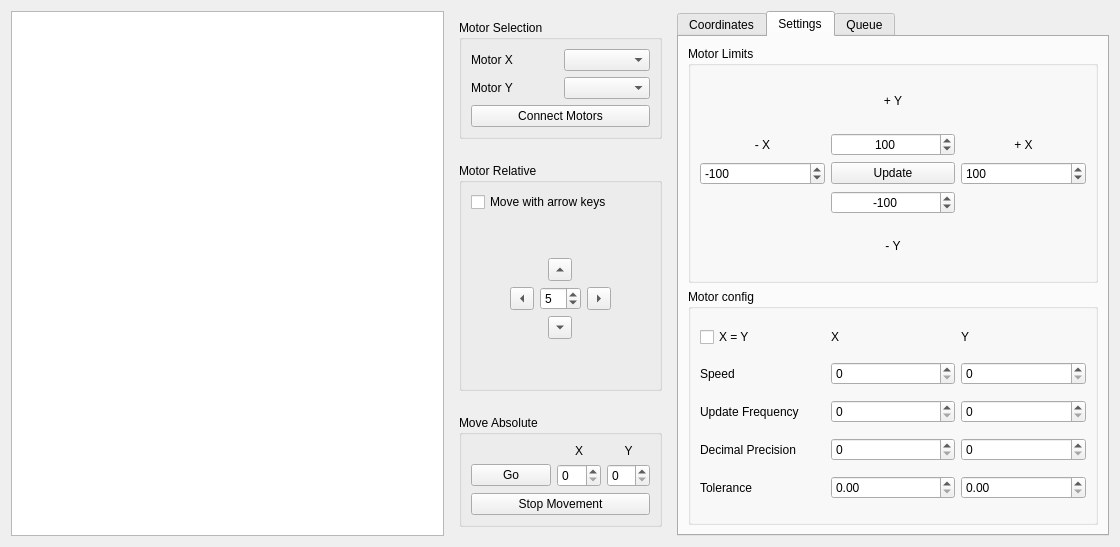
bec-project/bec_widgets, file bec_widgets/examples/motor_movement/motor_controller.ui: the form before one commit.
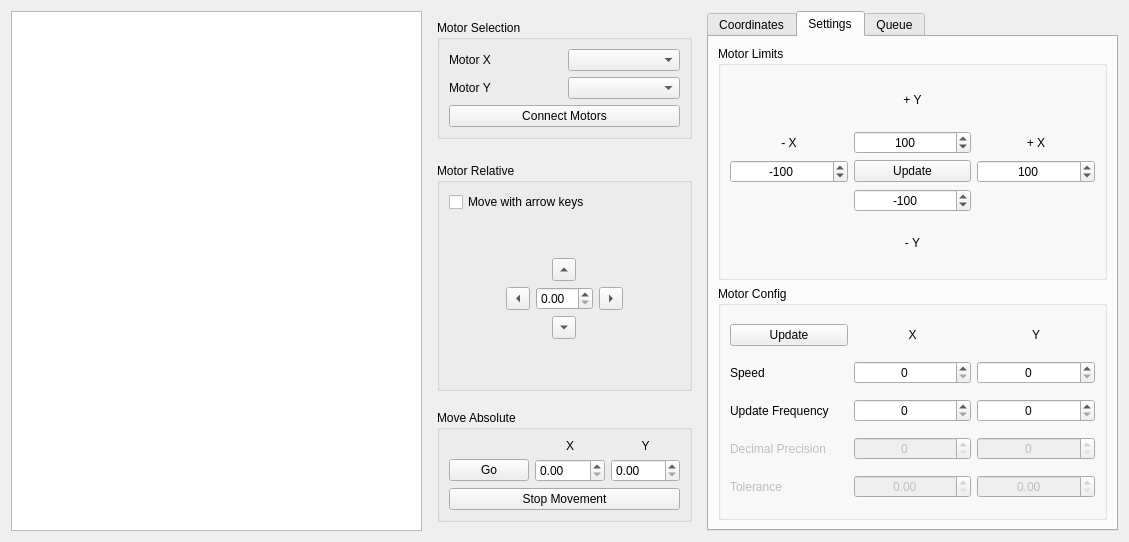
The form after the commit. The open tabs and pages were chosen to show the change. Custom widgets are drawn as their Qt base class.

Commit message: feat: speed and frequency is retrieved from devices

```diff
--- a/bec_widgets/examples/motor_movement/motor_controller.ui
+++ b/bec_widgets/examples/motor_movement/motor_controller.ui
@@ -6,14 +6,14 @@
    <rect>
     <x>0</x>
     <y>0</y>
-    <width>1120</width>
-    <height>547</height>
+    <width>1129</width>
+    <height>542</height>
    </rect>
   </property>
   <property name="windowTitle">
    <string>Motor Controller</string>
   </property>
-  <layout class="QHBoxLayout" name="horizontalLayout" stretch="7,1,7">
+  <layout class="QHBoxLayout" name="horizontalLayout" stretch="6,4,6">
    <item>
     <widget class="GraphicsLayoutWidget" name="glw">
      <property name="enabled">
@@ -120,13 +120,6 @@
              </property>
             </spacer>
            </item>
-           <item row="2" column="2" alignment="Qt::AlignHCenter|Qt::AlignVCenter">
-            <widget class="QSpinBox" name="spinBox_step">
-             <property name="value">
-              <number>5</number>
-             </property>
-            </widget>
-           </item>
            <item row="3" column="2" alignment="Qt::AlignHCenter|Qt::AlignVCenter">
             <widget class="QToolButton" name="toolButton_down">
              <property name="text">
@@ -196,6 +189,9 @@
              </property>
             </spacer>
            </item>
+           <item row="2" column="2">
+            <widget class="QDoubleSpinBox" name="spinBox_step"/>
+           </item>
           </layout>
          </item>
         </layout>
@@ -250,10 +246,10 @@
             </widget>
            </item>
            <item row="1" column="1">
-            <widget class="QSpinBox" name="spinBox_absolute_x"/>
+            <widget class="QDoubleSpinBox" name="spinBox_absolute_x"/>
            </item>
            <item row="1" column="2">
-            <widget class="QSpinBox" name="spinBox_absolute_y"/>
+            <widget class="QDoubleSpinBox" name="spinBox_absolute_y"/>
            </item>
           </layout>
          </item>
@@ -276,7 +272,7 @@
       <bool>true</bool>
      </property>
      <property name="currentIndex">
-      <number>0</number>
+      <number>1</number>
      </property>
      <widget class="QWidget" name="tab_coordinates">
       <attribute name="title">
@@ -326,7 +322,7 @@
       </attribute>
       <layout class="QVBoxLayout" name="verticalLayout_4">
        <item>
-        <widget class="QGroupBox" name="motorConfig">
+        <widget class="QGroupBox" name="motorLimits">
          <property name="title">
           <string>Motor Limits</string>
          </property>
@@ -356,6 +352,9 @@
           </item>
           <item row="2" column="2">
            <widget class="QSpinBox" name="spinBox_x_max">
+            <property name="alignment">
+             <set>Qt::AlignCenter</set>
+            </property>
             <property name="minimum">
              <number>-1000</number>
             </property>
@@ -395,6 +394,9 @@
           </item>
           <item row="2" column="0">
            <widget class="QSpinBox" name="spinBox_x_min">
+            <property name="alignment">
+             <set>Qt::AlignCenter</set>
+            </property>
             <property name="minimum">
              <number>-1000</number>
             </property>
@@ -442,81 +444,149 @@
        <item>
         <widget class="QGroupBox" name="groupBox_2">
          <property name="title">
-          <string>Motor config</string>
+          <string>Motor Config</string>
          </property>
          <layout class="QGridLayout" name="gridLayout_5">
-          <item row="4" column="1">
-           <widget class="QDoubleSpinBox" name="doubleSpinBox"/>
+          <item row="2" column="2">
+           <widget class="QSpinBox" name="spinBox_update_frequency_y">
+            <property name="alignment">
+             <set>Qt::AlignCenter</set>
+            </property>
+            <property name="maximum">
+             <number>500</number>
+            </property>
+           </widget>
           </item>
-          <item row="1" column="1">
-           <widget class="QSpinBox" name="spinBox"/>
+          <item row="2" column="0">
+           <widget class="QLabel" name="label_2">
+            <property name="text">
+             <string>Update Frequency</string>
+            </property>
+           </widget>
           </item>
           <item row="4" column="0">
            <widget class="QLabel" name="label_3">
+            <property name="enabled">
+             <bool>false</bool>
+            </property>
             <property name="text">
              <string>Tolerance</string>
             </property>
            </widget>
           </item>
-          <item row="2" column="0">
-           <widget class="QLabel" name="label_2">
+          <item row="0" column="2">
+           <widget class="QLabel" name="label_10">
             <property name="text">
-             <string>Update Frequency</string>
+             <string>Y</string>
             </property>
+            <property name="alignment">
+             <set>Qt::AlignCenter</set>
+            </property>
            </widget>
           </item>
-          <item row="2" column="1">
-           <widget class="QSpinBox" name="spinBox_2"/>
+          <item row="1" column="0">
+           <widget class="QLabel" name="label">
+            <property name="text">
+             <string>Speed</string>
+            </property>
+           </widget>
+          </item>
+          <item row="3" column="1">
+           <widget class="QSpinBox" name="spinBox_3">
+            <property name="enabled">
+             <bool>false</bool>
+            </property>
+            <property name="alignment">
+             <set>Qt::AlignCenter</set>
+            </property>
+           </widget>
           </item>
           <item row="3" column="0">
            <widget class="QLabel" name="label_4">
+            <property name="enabled">
+             <bool>false</bool>
+            </property>
             <property name="text">
              <string>Decimal Precision</string>
             </property>
            </widget>
           </item>
-          <item row="3" column="1">
-           <widget class="QSpinBox" name="spinBox_3"/>
+          <item row="4" column="1">
+           <widget class="QDoubleSpinBox" name="doubleSpinBox">
+            <property name="enabled">
+             <bool>false</bool>
+            </property>
+            <property name="alignment">
+             <set>Qt::AlignCenter</set>
+            </property>
+           </widget>
+          </item>
+          <item row="1" column="2">
+           <widget class="QSpinBox" name="spinBox_speed_y">
+            <property name="alignment">
+             <set>Qt::AlignCenter</set>
+            </property>
+            <property name="maximum">
+             <number>1000</number>
+            </property>
+           </widget>
           </item>
           <item row="0" column="1">
            <widget class="QLabel" name="label_9">
             <property name="text">
              <string>X</string>
             </property>
-           </widget>
-          </item>
-          <item row="1" column="0">
-           <widget class="QLabel" name="label">
-            <property name="text">
-             <string>Speed</string>
+            <property name="alignment">
+             <set>Qt::AlignCenter</set>
             </property>
            </widget>
           </item>
-          <item row="0" column="2">
-           <widget class="QLabel" name="label_10">
-            <property name="text">
-             <string>Y</string>
-            </property>
-           </widget>
-          </item>
-          <item row="0" column="0">
-           <widget class="QCheckBox" name="checkBox">
-            <property name="text">
-             <string>X = Y</string>
-            </property>
-           </widget>
-          </item>
-          <item row="1" column="2">
-           <widget class="QSpinBox" name="spinBox_4"/>
-          </item>
-          <item row="2" column="2">
-           <widget class="QSpinBox" name="spinBox_5"/>
-          </item>
           <item row="3" column="2">
-           <widget class="QSpinBox" name="spinBox_6"/>
+           <widget class="QSpinBox" name="spinBox_6">
+            <property name="enabled">
+             <bool>false</bool>
+            </property>
+            <property name="alignment">
+             <set>Qt::AlignCenter</set>
+            </property>
+           </widget>
           </item>
           <item row="4" column="2">
-           <widget class="QDoubleSpinBox" name="doubleSpinBox_2"/>
+           <widget class="QDoubleSpinBox" name="doubleSpinBox_2">
+            <property name="enabled">
+             <bool>false</bool>
+            </property>
+            <property name="alignment">
+             <set>Qt::AlignCenter</set>
+            </property>
+           </widget>
+          </item>
+          <item row="1" column="1">
+           <widget class="QSpinBox" name="spinBox_speed_x">
+            <property name="alignment">
+             <set>Qt::AlignCenter</set>
+            </property>
+            <property name="maximum">
+             <number>1000</number>
+            </property>
+           </widget>
+          </item>
+          <item row="2" column="1">
+           <widget class="QSpinBox" name="spinBox_update_frequency_x">
+            <property name="alignment">
+             <set>Qt::AlignCenter</set>
+            </property>
+            <property name="maximum">
+             <number>500</number>
+            </property>
+           </widget>
+          </item>
+          <item row="0" column="0">
+           <widget class="QPushButton" name="pushButton">
+            <property name="text">
+             <string>Update</string>
+            </property>
+           </widget>
           </item>
          </layout>
         </widget>
```
The commit also changes 1 other file.
